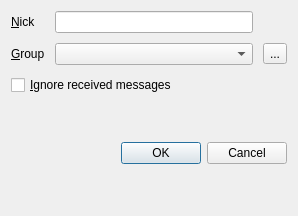
Above: src/settings.ui from nikhilm/qommunicate before the change. Below: the same form after it.
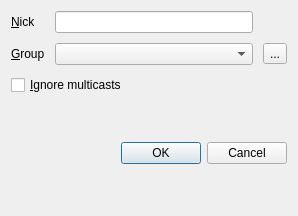
That is the form after the change.

Commit message: Only multicast ignore is supported, it's best to let person oriented messages always pass through

```diff
--- a/src/settings.ui
+++ b/src/settings.ui
@@ -89,7 +89,7 @@
         <string>Ignore any messages unless &lt;b>you&lt;/b> have begun the conversation</string>
        </property>
        <property name="text" >
-        <string>&amp;Ignore received messages</string>
+        <string>&amp;Ignore multicasts</string>
        </property>
       </widget>
      </item>
```
